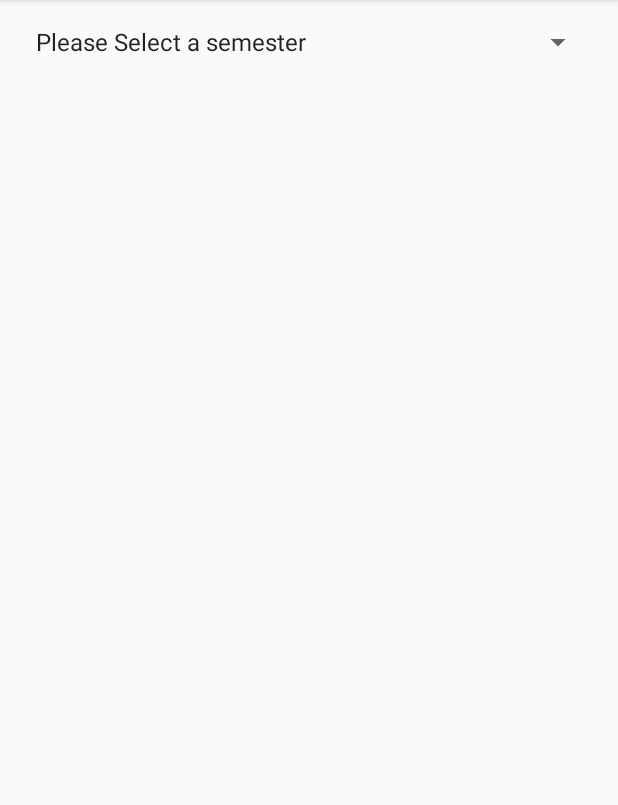
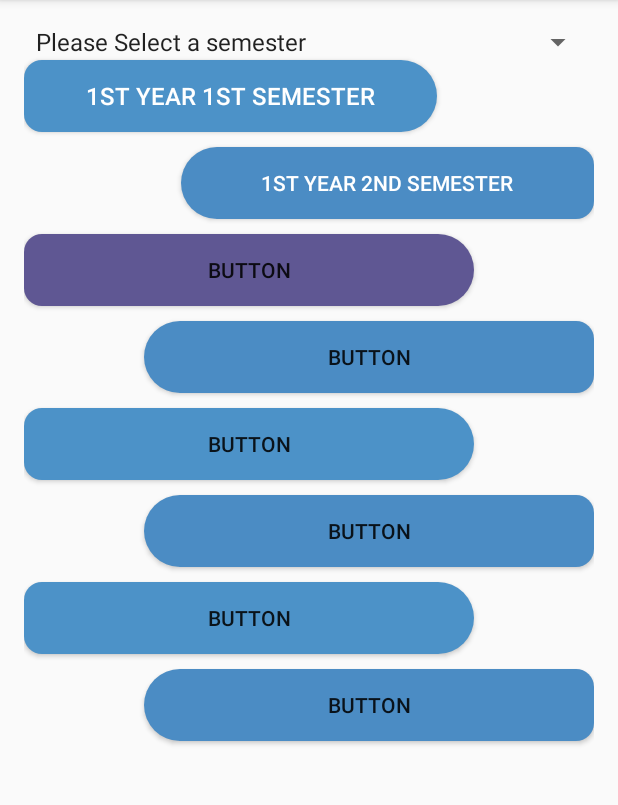
Before and after one commit to shoukhin93/Class-Routine, an Android app: the screen it shows after launch (Home), on a phone screen of 412 x 824 dp, the part 84-889 px from its top. Run offline under Robolectric (Android 15) with nearby library versions, the phone set to English and light mode, and no system bars; Roboto replaces fonts that are not available here.

Commit message:
changing the home UI

```diff
--- /dev/null
+++ b/app/src/main/res/drawable/button_1.xml
@@ -0,0 +1,21 @@
+<?xml version="1.0" encoding="utf-8"?>
+<shape xmlns:android="http://schemas.android.com/apk/res/android"
+    android:shape="rectangle" >
+
+    <corners
+        android:bottomLeftRadius="30dp"
+        android:radius="60dp"
+        android:topLeftRadius="30dp" />
+
+    <solid android:color="#4c92c8" />
+    <padding
+        android:bottom="0dp"
+        android:left="0dp"
+        android:right="0dp"
+        android:top="0dp" />
+
+    <size
+        android:width="270dp"/>
+
+
+</shape>
--- /dev/null
+++ b/app/src/main/res/drawable/button_2.xml
@@ -0,0 +1,21 @@
+<?xml version="1.0" encoding="utf-8"?>
+<shape xmlns:android="http://schemas.android.com/apk/res/android"
+    android:shape="rectangle" >
+
+    <corners
+        android:bottomRightRadius="30dp"
+        android:radius="60dp"
+        android:topRightRadius="30dp" />
+
+    <solid android:color="#4b8cc4" />
+    <padding
+        android:bottom="0dp"
+        android:left="0dp"
+        android:right="0dp"
+        android:top="0dp" />
+
+    <size
+        android:width="270dp"/>
+
+
+</shape>
--- /dev/null
+++ b/app/src/main/res/drawable/button_3.xml
@@ -0,0 +1,21 @@
+<?xml version="1.0" encoding="utf-8"?>
+<shape xmlns:android="http://schemas.android.com/apk/res/android"
+    android:shape="rectangle" >
+
+    <corners
+        android:bottomLeftRadius="30dp"
+        android:radius="60dp"
+        android:topLeftRadius="30dp" />
+
+    <solid android:color="#5f5793" />
+    <padding
+        android:bottom="0dp"
+        android:left="0dp"
+        android:right="0dp"
+        android:top="0dp" />
+
+    <size
+        android:width="270dp"/>
+
+
+</shape>
--- a/app/src/main/res/layout/activity_home.xml
+++ b/app/src/main/res/layout/activity_home.xml
@@ -15,4 +15,74 @@
         android:id="@+id/spinner"
         android:layout_width="match_parent"
         android:layout_height="wrap_content" />
+
+    <Button
+        android:text="1st Year 1st Semester"
+        android:layout_width="275dp"
+        android:layout_height="wrap_content"
+        android:id="@+id/button1"
+        android:textAllCaps="true"
+        android:textSize="16sp"
+        android:textColor="@android:color/white"
+        android:background="@drawable/button_1"
+        android:layout_marginBottom="10dp"
+
+        />
+    <Button
+        android:text="1st Year 2nd Semester"
+        android:layout_width="275dp"
+        android:layout_height="wrap_content"
+        android:id="@+id/button2"
+        android:background="@drawable/button_2"
+        android:layout_gravity="right"
+        android:textColor="@android:color/white"
+        android:layout_marginBottom="10dp"
+        />
+    <Button
+        android:text="Button"
+        android:layout_width="300dp"
+        android:layout_height="wrap_content"
+        android:id="@+id/button3"
+        android:background="@drawable/button_3"
+        android:layout_marginBottom="10dp"/>
+    <Button
+        android:text="Button"
+        android:layout_width="300dp"
+        android:layout_height="wrap_content"
+        android:id="@+id/button4"
+        android:layout_gravity="right"
+        android:background="@drawable/button_2"
+        android:layout_marginBottom="10dp"/>
+    <Button
+        android:text="Button"
+        android:layout_width="300dp"
+        android:layout_height="wrap_content"
+        android:id="@+id/button5"
+        android:background="@drawable/button_1"
+        android:layout_marginBottom="10dp"/>
+    <Button
+        android:text="Button"
+        android:layout_width="300dp"
+        android:layout_height="wrap_content"
+        android:id="@+id/button6"
+        android:layout_gravity="right"
+        android:layout_marginBottom="10dp"
+        android:background="@drawable/button_2"/>
+    <Button
+        android:text="Button"
+        android:layout_width="300dp"
+        android:layout_height="wrap_content"
+        android:id="@+id/button7"
+        android:layout_marginBottom="10dp"
+        android:background="@drawable/button_1"/>
+    <Button
+        android:text="Button"
+        android:layout_width="300dp"
+        android:layout_height="wrap_content"
+        android:id="@+id/button8"
+        android:layout_gravity="right"
+        android:background="@drawable/button_2"/>
+
+
+
 </LinearLayout>
```
Also changed, not shown: 53 other files.
